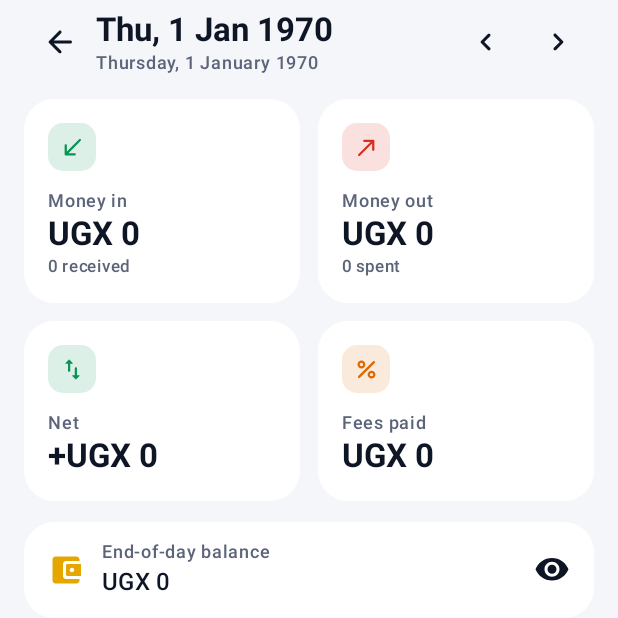
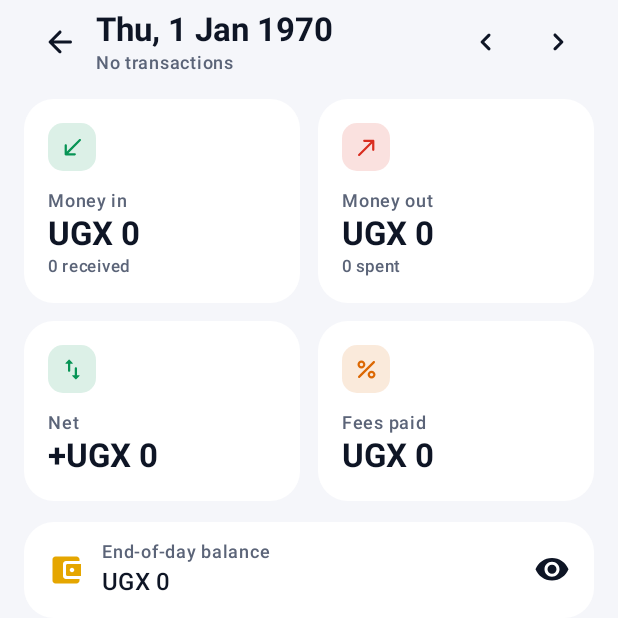
Before and after one commit to henryhale/momobook, an Android app built with Jetpack Compose: the composable DayScreen called with empty values, on a phone screen of 412 x 824 dp, the top half of it. Run offline under Robolectric (Android 15) with nearby library versions, the phone set to English and light mode, and no system bars.

Commit message:
fix: show short date and transaction count in day header

```diff
--- a/app/src/main/java/com/momobook/ui/screens/DayScreen.kt
+++ b/app/src/main/java/com/momobook/ui/screens/DayScreen.kt
@@ -40,7 +40,13 @@ fun DayScreen(
     val ins = remember(entries, w) { Analytics.compute(entries, w) }
     // Balance at the end of the day: each wallet's last balance on or before this day.
     val closing = remember(entries, w) { Analytics.latestBalances(entries.filter { it.occurredAt < w.to }).values.sumOf { it.balance!! } }
-    val title = remember(day) { SimpleDateFormat("EEEE, d MMMM yyyy", Locale.getDefault()).format(day) }
+    val title = remember(day) { SimpleDateFormat("EEE, d MMM yyyy", Locale.getDefault()).format(day) }
+    val subtitle = remember(day, today, dayEntries.size) {
+        val rel = when (day) { today -> "Today"; Analytics.addDays(today, -1) -> "Yesterday"; else -> null }
+        val n = dayEntries.size
+        val count = when (n) { 0 -> "no transactions"; 1 -> "1 transaction"; else -> "$n transactions" }
+        if (rel != null) "$rel · $count" else count.replaceFirstChar { it.uppercase() }
+    }
 
     LazyColumn(
         Modifier.fillMaxSize(),
@@ -51,8 +57,8 @@ fun DayScreen(
             Row(verticalAlignment = Alignment.CenterVertically) {
                 IconButton(onClick = onBack) { Icon(Icons.AutoMirrored.Rounded.ArrowBack, "Back to calendar") }
                 Column(Modifier.weight(1f)) {
-                    Text(Fmt.dayHeader(day), style = MaterialTheme.typography.titleLarge)
-                    Text(title, style = MaterialTheme.typography.labelMedium, color = MaterialTheme.colorScheme.onSurfaceVariant)
+                    Text(title, style = MaterialTheme.typography.titleLarge)
+                    Text(subtitle, style = MaterialTheme.typography.labelMedium, color = MaterialTheme.colorScheme.onSurfaceVariant)
                 }
                 IconButton(onClick = { onDay(Analytics.addDays(day, -1)) }) { Icon(Icons.Rounded.ChevronLeft, "Previous day") }
                 IconButton(onClick = { onDay(Analytics.addDays(day, 1)) }, enabled = day < today) {
```
